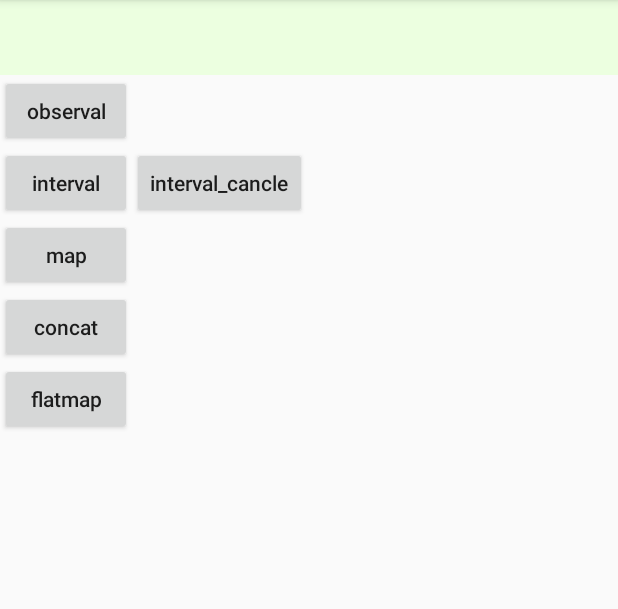
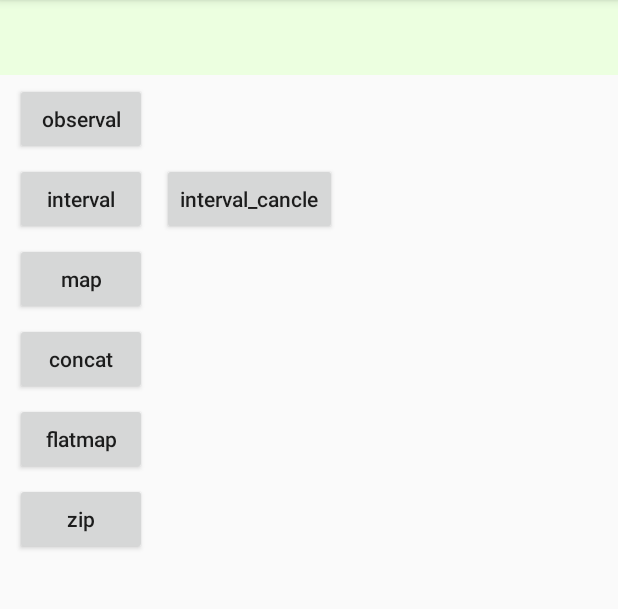
Before and after one commit to waldenwang7678/RXjavaTest, an Android app: the screen it shows after launch (MainActivity), on a phone screen of 412 x 824 dp, the part 84-693 px from its top. Run offline under Robolectric (Android 15) with nearby library versions, the phone set to English and light mode, and no system bars; our stand-ins replace ButterKnife.

Commit message:
commit zip

```diff
--- a/app/src/main/java/com/example/wangjt/rxjava2test_1/MainActivity.java
+++ b/app/src/main/java/com/example/wangjt/rxjava2test_1/MainActivity.java
@@ -54,4 +54,9 @@ public class MainActivity extends AppCompatActivity implements TextViewPresenter
         RXUtil.flatmap(this);
     }
 
+    @OnClick(R.id.zip)
+    void zip() {
+        RXUtil.zip(this);
+    }
+
 }
--- a/app/src/main/res/layout/activity_main.xml
+++ b/app/src/main/res/layout/activity_main.xml
@@ -1,5 +1,5 @@
 <?xml version="1.0" encoding="utf-8"?>
-<android.support.constraint.ConstraintLayout xmlns:android="http://schemas.android.com/apk/res/android"
+<RelativeLayout xmlns:android="http://schemas.android.com/apk/res/android"
     xmlns:app="http://schemas.android.com/apk/res-auto"
     xmlns:tools="http://schemas.android.com/tools"
     android:layout_width="match_parent"
@@ -16,42 +16,45 @@
 
     <Button
         android:id="@+id/observable"
-        android:layout_width="wrap_content"
-        android:layout_height="wrap_content"
-        android:text="observal"
-        android:textAllCaps="false"
-        app:layout_constraintTop_toBottomOf="@id/info" />
+        style="@style/btStyle"
+        android:layout_below="@+id/info"
+        android:text="observal" />
 
     <Button
         android:id="@+id/interval"
         style="@style/btStyle"
-        android:text="interval"
-        app:layout_constraintLeft_toLeftOf="parent"
-        app:layout_constraintTop_toBottomOf="@+id/observable" />
+        android:layout_below="@+id/observable"
+        android:text="interval" />
 
     <Button
         android:id="@+id/interval_cancle"
         style="@style/btStyle"
-        android:text="interval_cancle"
-        app:layout_constraintLeft_toRightOf="@+id/interval"
-        app:layout_constraintTop_toTopOf="@+id/interval" />
+        android:layout_alignTop="@+id/interval"
+        android:layout_marginTop="0dp"
+        android:layout_toRightOf="@+id/interval"
+        android:text="interval_cancle" />
 
     <Button
         android:id="@+id/map"
         style="@style/btStyle"
-        android:text="map"
-        app:layout_constraintTop_toBottomOf="@+id/interval" />
+        android:layout_below="@+id/interval"
+        android:text="map" />
 
     <Button
         android:id="@+id/concat"
         style="@style/btStyle"
-        android:layout_height="wrap_content"
-        android:text="concat"
-        app:layout_constraintTop_toBottomOf="@+id/map" />
+        android:layout_below="@+id/map"
+        android:text="concat" />
 
     <Button
         android:id="@+id/flatmap"
         style="@style/btStyle"
-        android:text="flatmap"
-        app:layout_constraintTop_toBottomOf="@+id/concat" />
-</android.support.constraint.ConstraintLayout>
+        android:layout_below="@+id/concat"
+        android:text="flatmap" />
+
+    <Button
+        android:id="@+id/zip"
+        style="@style/btStyle"
+        android:layout_below="@+id/flatmap"
+        android:text="zip" />
+</RelativeLayout>
--- a/app/src/main/res/values/styles.xml
+++ b/app/src/main/res/values/styles.xml
@@ -9,6 +9,8 @@
     </style>
 
     <style name="btStyle">
+        <item name="android:layout_marginLeft">10dp</item>
+        <item name="android:layout_marginTop">5dp</item>
         <item name="android:textAllCaps">false</item>
         <item name="android:layout_width">wrap_content</item>
         <item name="android:layout_height">wrap_content</item>
```
Also changed, not shown: app/build.gradle (+4 -4 lines), app/src/main/java/com/example/wangjt/rxjava2test_1/RXUtil.java (+63 -13 lines).
